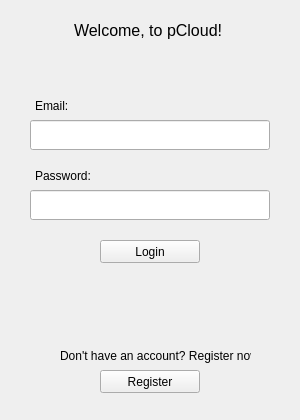
Before: the Qt Designer form pCloud/loginwindow.ui in pcloudcom/pfs-gui, drawn with Qt 5.
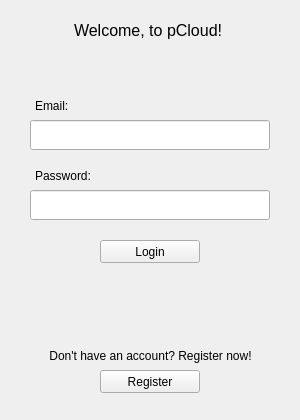
After: the same form once the commit is applied.

```diff
--- a/pCloud/loginwindow.ui
+++ b/pCloud/loginwindow.ui
@@ -113,9 +113,9 @@
    <widget class="QLabel" name="registerLabel">
     <property name="geometry">
      <rect>
-      <x>60</x>
+      <x>20</x>
       <y>340</y>
-      <width>191</width>
+      <width>261</width>
       <height>31</height>
      </rect>
     </property>
@@ -127,6 +127,9 @@
     <property name="text">
      <string>Don't have an account? Register now!</string>
     </property>
+    <property name="alignment">
+     <set>Qt::AlignCenter</set>
+    </property>
    </widget>
    <widget class="QPushButton" name="registerButton">
     <property name="geometry">
```
